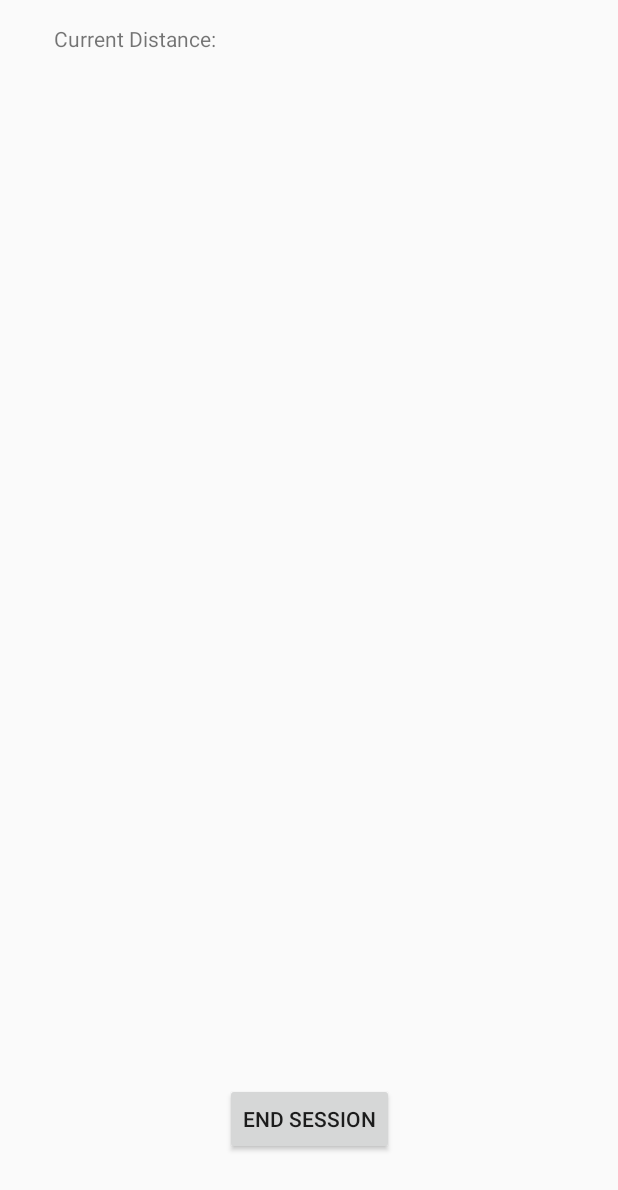
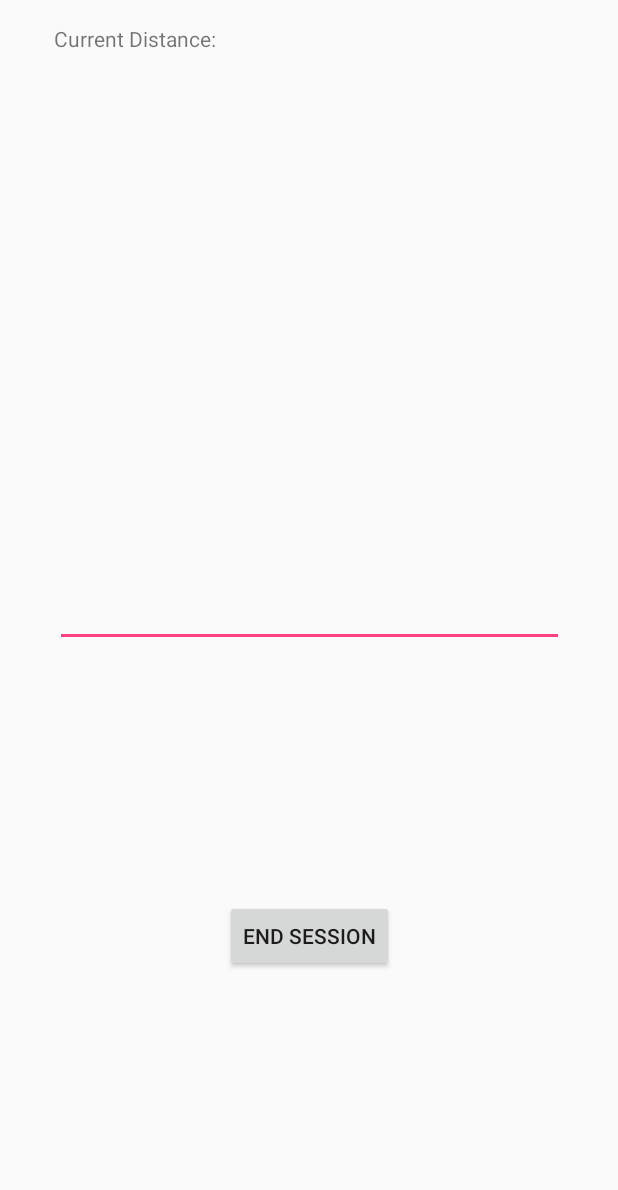
Before and after one commit to MaikuZ/SimplyTrackMe, an Android app: the layout activity_start.xml on its own in the app's theme, with its tools: preview values and no code run, on a phone screen of 412 x 824 dp. Shown: the top 1190 px of the screen. Run offline under Robolectric (Android 15) with nearby library versions, the phone set to English and light mode, and no system bars.

Commit message:
Add maps

```diff
--- a/SimplyTrackMe/app/build.gradle
+++ b/SimplyTrackMe/app/build.gradle
@@ -30,5 +30,6 @@ dependencies {
     compile 'com.android.support.constraint:constraint-layout:1.0.2'
     compile 'com.android.support:support-v4:25.3.1'
     compile 'com.android.support:support-vector-drawable:25.3.1'
+    compile 'com.google.android.gms:play-services-maps:10.2.4'
     testCompile 'junit:junit:4.12'
 }
--- a/SimplyTrackMe/app/src/main/java/com/example/piotrhelm/simplytrackme/Start.java
+++ b/SimplyTrackMe/app/src/main/java/com/example/piotrhelm/simplytrackme/Start.java
@@ -9,6 +9,7 @@ import android.content.res.Configuration;
 import android.provider.Settings;
 import android.support.v4.app.ActivityCompat;
 import android.support.v4.content.ContextCompat;
+import android.support.v4.view.ViewPager;
 import android.support.v7.app.AppCompatActivity;
 import android.os.Bundle;
 import android.view.View;
@@ -118,5 +119,7 @@ public class Start extends AppCompatActivity {
         currentTrack.saveToFile(this);
         GPSUpdater.interrupt();
         finish();
+        Intent intent = new Intent(this, MapsActivity.class);
+        startActivity(intent);
     }
 }
--- a/SimplyTrackMe/app/src/main/res/layout/activity_start.xml
+++ b/SimplyTrackMe/app/src/main/res/layout/activity_start.xml
@@ -6,14 +6,32 @@
     android:layout_height="match_parent"
     tools:context="com.example.piotrhelm.simplytrackme.Start">
 
+
+    <EditText
+        android:id="@+id/editText"
+        android:layout_width="339dp"
+        android:layout_height="423dp"
+        android:layout_marginTop="8dp"
+        android:ems="10"
+        android:inputType="text"
+        android:selectAllOnFocus="false"
+        android:singleLine="false"
+        app:layout_constraintTop_toTopOf="parent"
+        android:layout_marginLeft="8dp"
+        app:layout_constraintLeft_toLeftOf="parent"
+        android:layout_marginRight="8dp"
+        app:layout_constraintRight_toRightOf="parent" />
+
     <Button
         android:id="@+id/button5"
         android:layout_width="wrap_content"
         android:layout_height="wrap_content"
         android:onClick="endSession"
         android:text="End Session"
+
+        app:layout_constraintTop_toBottomOf="@+id/editText"
         app:layout_constraintBottom_toBottomOf="parent"
-        android:layout_marginBottom="54dp"
+        android:layout_marginBottom="8dp"
         android:layout_marginRight="8dp"
         app:layout_constraintRight_toRightOf="parent"
         android:layout_marginLeft="8dp"
@@ -31,4 +49,5 @@
         app:layout_constraintRight_toRightOf="parent"
         app:layout_constraintTop_toTopOf="parent"
         app:layout_constraintHorizontal_bias="0.517" />
+
 </android.support.constraint.ConstraintLayout>
--- a/SimplyTrackMe/app/src/main/res/values/strings.xml
+++ b/SimplyTrackMe/app/src/main/res/values/strings.xml
@@ -73,4 +73,5 @@
     <string name="pref_ringtone_silent">Silent</string>
 
     <string name="pref_title_vibrate">Vibrate</string>
+    <string name="title_activity_maps">Map</string>
 </resources>
```
Also changed, not shown: SimplyTrackMe/app/src/debug/res/values/google_maps_api.xml (added, +26 -0 lines), SimplyTrackMe/app/src/main/AndroidManifest.xml (+20 -9 lines), SimplyTrackMe/app/src/main/java/com/example/piotrhelm/simplytrackme/MapsActivity.java (added, +46 -0 lines), SimplyTrackMe/app/src/main/res/layout/activity_maps.xml (added, +8 -0 lines), SimplyTrackMe/app/src/main/res/layout/activity_maps2.xml (added, +8 -0 lines), 1 other file.
